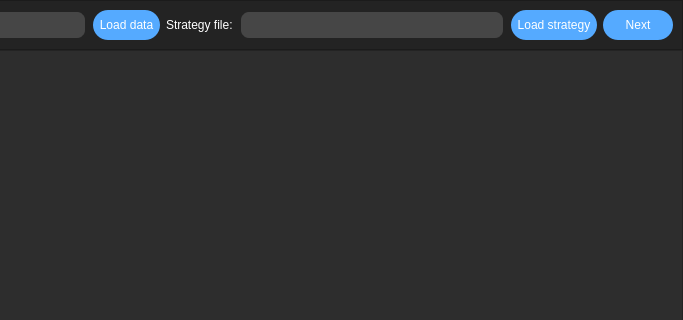
Before: the Qt Designer form ui/mainWindow.ui in kornelHub/BackTesting-App, drawn with Qt 5; both pictures show x 317 to 1000 and y 0 to 320 of the 1000 by 600 pixel window.
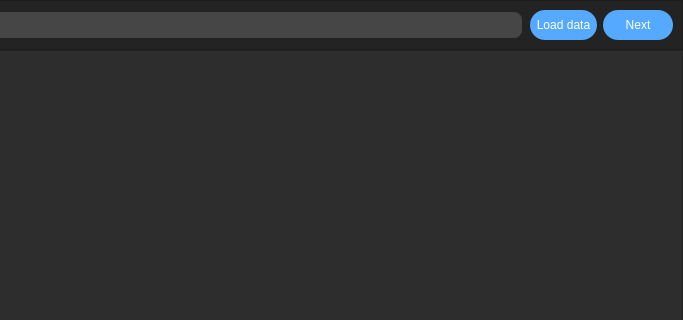
After: the same form once the commit is applied. Custom widgets are drawn as their Qt base class.

Commit message: add load functionality strategy rule from json file and fix save strategy functionality

The edit to the form file:
```diff
--- a/ui/mainWindow.ui
+++ b/ui/mainWindow.ui
@@ -224,71 +224,6 @@
             </property>
            </widget>
           </item>
-          <item>
-           <widget class="QLabel" name="strategy_label">
-            <property name="sizePolicy">
-             <sizepolicy hsizetype="Preferred" vsizetype="Preferred">
-              <horstretch>0</horstretch>
-              <verstretch>0</verstretch>
-             </sizepolicy>
-            </property>
-            <property name="styleSheet">
-             <string notr="true">color: rgb(255, 255, 255);
-font: 8pt &quot;MS Shell Dlg 2&quot;;</string>
-            </property>
-            <property name="text">
-             <string>Strategy file:</string>
-            </property>
-           </widget>
-          </item>
-          <item>
-           <widget class="QLineEdit" name="strategy_path">
-            <property name="sizePolicy">
-             <sizepolicy hsizetype="Expanding" vsizetype="Preferred">
-              <horstretch>0</horstretch>
-              <verstretch>0</verstretch>
-             </sizepolicy>
-            </property>
-            <property name="styleSheet">
-             <string notr="true">QLineEdit {
-	font: 10pt &quot;MS Shell Dlg 2&quot;;
-	border-radius: 10px;
-	border: 2px solid rgb(35,35,35);
-	color: rgb(255, 255, 255);
-	padding-left: 20px;
-	padding-right: 20px;
-	background-color: rgb(70,70,70);
-}
-QLineEdit:hover {
-	border: 2px solid rgb(85,85,85);
-}
-QLineEdit:focus{
-	border: 2px solid rgb(85, 170, 255);
-}
-</string>
-            </property>
-           </widget>
-          </item>
-          <item>
-           <widget class="QPushButton" name="strategy_button">
-            <property name="sizePolicy">
-             <sizepolicy hsizetype="Preferred" vsizetype="Expanding">
-              <horstretch>0</horstretch>
-              <verstretch>0</verstretch>
-             </sizepolicy>
-            </property>
-            <property name="styleSheet">
-             <string notr="true">color: rgb(255, 255, 255);
-font: 8pt &quot;MS Shell Dlg 2&quot;;
-background-color: rgb(85, 170, 255);
-border: 0px sold;
-border-radius: 15px;</string>
-            </property>
-            <property name="text">
-             <string>  Load strategy  </string>
-            </property>
-           </widget>
-          </item>
           <item>
            <widget class="QPushButton" name="next_btn">
             <property name="sizePolicy">
```
Left out of the diff: 2 changed lines with no effect on the pictures. The commit also changes 7 other files.
